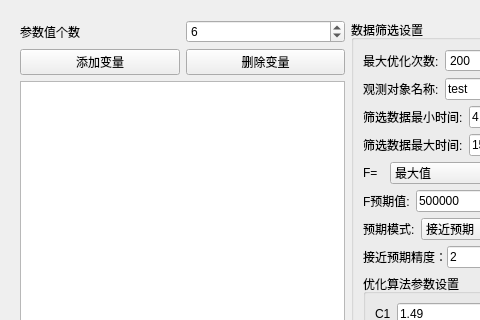
Qt form src/SmartContorl/SmartContorlUI.ui (BeQuiet1228/FreeCAD) before a commit; both pictures show x 0 to 480 and y 0 to 320 of the 1045 by 794 pixel window.
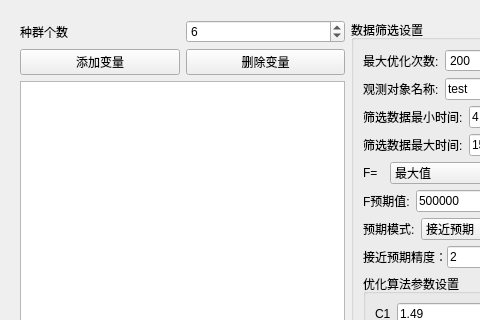
The same form after that commit. Custom widgets are drawn as their Qt base class.

Commit message: 修改优化算法的一些界面

The edit to the form file:
```diff
--- a/src/SmartContorl/SmartContorlUI.ui
+++ b/src/SmartContorl/SmartContorlUI.ui
@@ -36,7 +36,7 @@
           <item>
            <widget class="QLabel" name="label">
             <property name="text">
-             <string>参数值个数</string>
+             <string>种群个数</string>
             </property>
            </widget>
           </item>
```
The commit also changes 2 other files.
